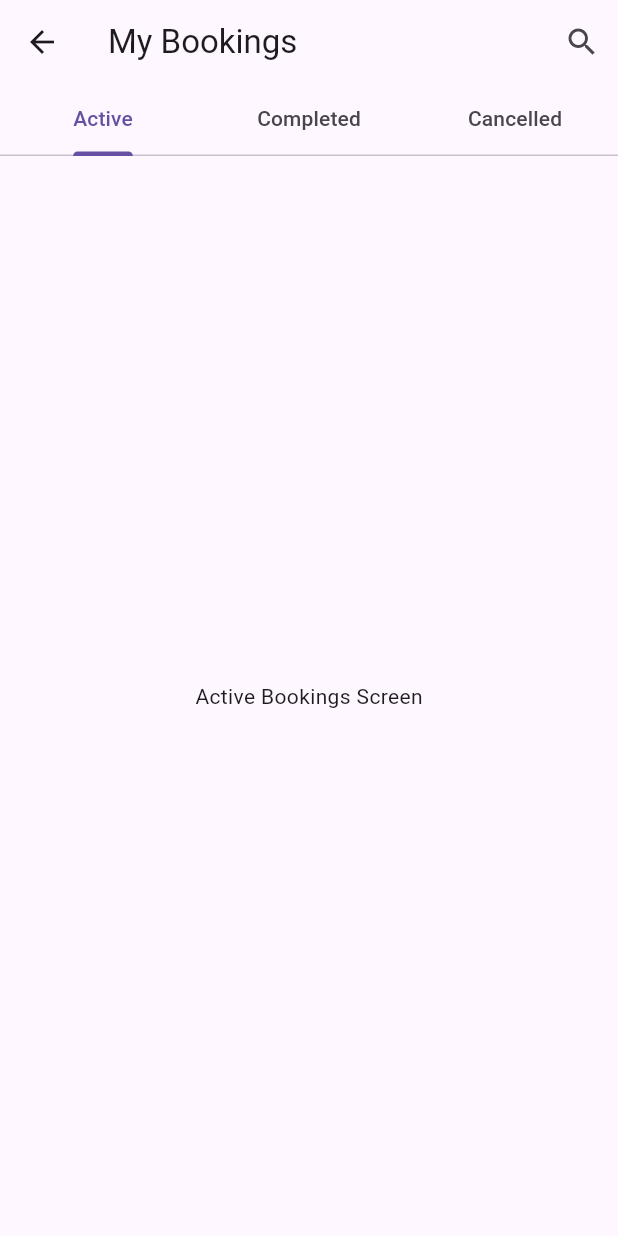
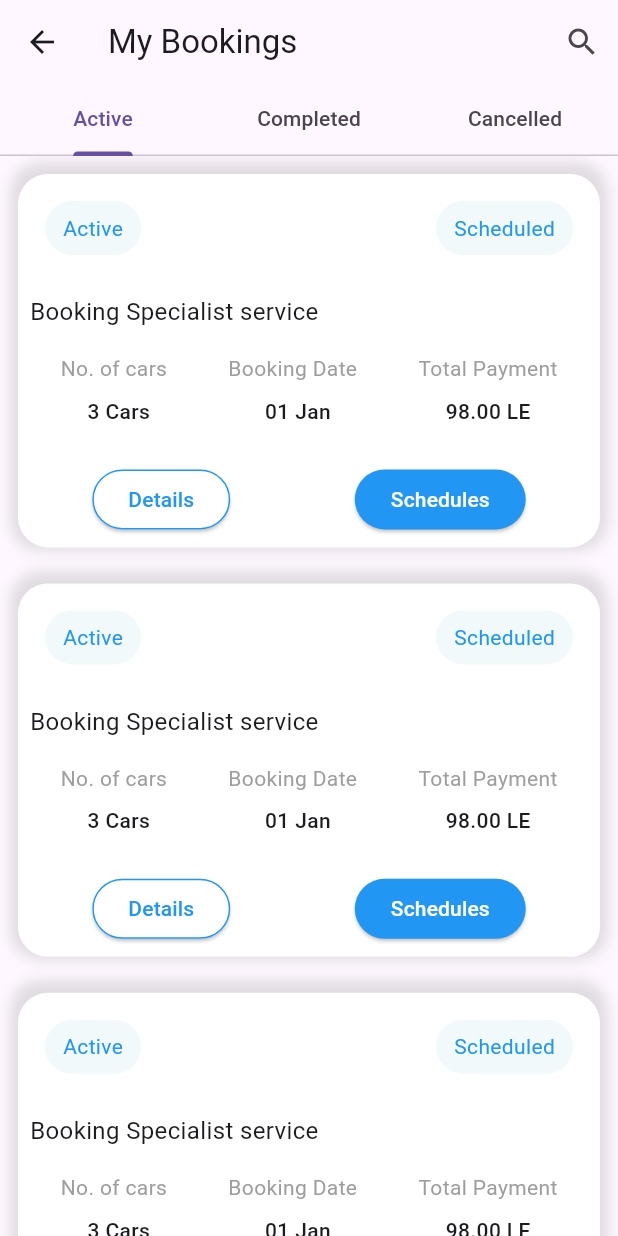
Before and after one commit to losziad3/car_wash, a Flutter app: the MyBookingScreen screen opened directly, on a phone screen of 412 x 824 dp. Run offline on Flutter 3.47's test engine with Material 3 defaults, Android fonts, the phone set to English and light mode, and no system bars; our stand-ins replace dio, dotted_border, flutter_bloc, flutter_screenutil, flutter_svg, get_it and 3 more; accounts and stored records are empty.

Commit message:
Finish Bookings and another screens

```diff
--- a/lib/cubits/layout_cubit/layout_cubit.dart
+++ b/lib/cubits/layout_cubit/layout_cubit.dart
@@ -4,7 +4,7 @@ import 'package:car_wash/cubits/layout_cubit/layout_state.dart';
 import 'package:car_wash/features/bookmark_screen/presentation/screen/bookmark_screen.dart';
 import 'package:car_wash/features/explore_screen/presentation/screen/explore_screen.dart';
 import 'package:car_wash/features/home_screen/presentation/screen/home_screen.dart';
-import 'package:car_wash/features/profile_screen/presentation/screen/profile_screen.dart';
+import 'package:car_wash/features/profile_screen/presentation/screens/profile_screen.dart';
 import 'package:car_wash/features/schedule_screen/presentation/screen/schedule_screen.dart';
 
 class LayoutCubit extends Cubit<LayoutStates> {
--- a/lib/features/my_booking/presentation/screens/active_booking_screen.dart
+++ b/lib/features/my_booking/presentation/screens/active_booking_screen.dart
@@ -0,0 +1,27 @@
+import 'package:car_wash/features/my_booking/presentation/widgets/button_my_bookings.dart';
+import 'package:car_wash/features/my_booking/presentation/widgets/main_container_of_my_bookings.dart';
+import 'package:car_wash/features/my_booking/presentation/widgets/statue_of_booking_screen.dart';
+import 'package:flutter/material.dart';
+
+class ActiveBookingsScreen extends StatelessWidget {
+  @override
+  Widget build(BuildContext context) {
+    final mediaQuery = MediaQuery.of(context);
+    final screenHeight = mediaQuery.size.height;
+    return ListView.builder(
+      physics: const BouncingScrollPhysics(),
+      itemCount: 10,
+      itemBuilder: (context, index) {
+        return MainContainerOfMyBookings(
+          screenHeight: screenHeight,
+          color1: const Color(0xFFF1F9FB),
+          color2: const Color(0xFFF1F9FB),
+          textColor1: Colors.blue,
+          textColor2: Colors.blue,
+          text1: 'Active',
+          text2: 'Scheduled',
+        );
+      },
+    );
+  }
+}
--- a/lib/features/my_booking/presentation/screens/cancelled_booking_screen.dart
+++ b/lib/features/my_booking/presentation/screens/cancelled_booking_screen.dart
@@ -0,0 +1,26 @@
+
+import 'package:car_wash/features/my_booking/presentation/widgets/main_container_of_my_bookings.dart';
+import 'package:flutter/material.dart';
+
+class CancelledBookingsScreen extends StatelessWidget {
+  @override
+  Widget build(BuildContext context) {
+    final mediaQuery = MediaQuery.of(context);
+    final screenHeight = mediaQuery.size.height;
+    return ListView.builder(
+      physics: const BouncingScrollPhysics(),
+      itemCount: 10,
+      itemBuilder: (context, index) {
+        return MainContainerOfMyBookings(
+          screenHeight: screenHeight,
+          color1:  Colors.red.shade100,
+          color2:   const Color(0xFFF1F9FB),
+          textColor1: Colors.red,
+          textColor2: Colors.blue,
+          text1: 'Cancelled',
+          text2: 'Daily package',
+        );
+      },
+    );
+  }
+}
--- a/lib/features/my_booking/presentation/screens/completed_booking_screen.dart
+++ b/lib/features/my_booking/presentation/screens/completed_booking_screen.dart
@@ -0,0 +1,25 @@
+import 'package:car_wash/features/my_booking/presentation/widgets/main_container_of_my_bookings.dart';
+import 'package:flutter/material.dart';
+
+class CompletedBookingsScreen extends StatelessWidget {
+  @override
+  Widget build(BuildContext context) {
+    final mediaQuery = MediaQuery.of(context);
+    final screenHeight = mediaQuery.size.height;
+    return ListView.builder(
+      physics: const BouncingScrollPhysics(),
+      itemCount: 10,
+      itemBuilder: (context, index) {
+        return MainContainerOfMyBookings(
+          screenHeight: screenHeight,
+          color1:  Colors.green.shade100,
+          color2: const Color(0xFFF1F9FB),
+          textColor1: Colors.green,
+          textColor2: Colors.blue,
+          text1: 'Completed',
+          text2: 'Daily package',
+        );
+      },
+    );
+  }
+}
--- a/lib/features/my_booking/presentation/screens/my_booking_screen.dart
+++ b/lib/features/my_booking/presentation/screens/my_booking_screen.dart
@@ -1,3 +1,6 @@
+import 'package:car_wash/features/my_booking/presentation/screens/active_booking_screen.dart';
+import 'package:car_wash/features/my_booking/presentation/screens/cancelled_booking_screen.dart';
+import 'package:car_wash/features/my_booking/presentation/screens/completed_booking_screen.dart';
 import 'package:flutter/material.dart';
 
 import '../../../../core/widgets/app_bar.dart';
@@ -12,7 +15,7 @@ class MyBookingScreen extends StatelessWidget {
           leading: IconButton(
             icon: const Icon(Icons.arrow_back),
             onPressed: () {
-              // Handle back button press
+              Navigator.pop(context);
             },
           ),
           title: const Text('My Bookings'),
@@ -43,30 +46,3 @@ class MyBookingScreen extends StatelessWidget {
     );
   }
 }
-
-class ActiveBookingsScreen extends StatelessWidget {
-  @override
-  Widget build(BuildContext context) {
-    return const Center(
-      child: Text('Active Bookings Screen'),
-    );
-  }
-}
-
-class CompletedBookingsScreen extends StatelessWidget {
-  @override
-  Widget build(BuildContext context) {
-    return const Center(
-      child: Text('Completed Bookings Screen'),
-    );
-  }
-}
-
-class CancelledBookingsScreen extends StatelessWidget {
-  @override
-  Widget build(BuildContext context) {
-    return const Center(
-      child: Text('Cancelled Bookings Screen'),
-    );
-  }
-}
--- a/lib/features/my_booking/presentation/widgets/button_my_bookings.dart
+++ b/lib/features/my_booking/presentation/widgets/button_my_bookings.dart
@@ -0,0 +1,44 @@
+import 'package:flutter/material.dart';
+
+class ButtonsMyBookings extends StatelessWidget {
+  final String textButton1;
+  final String textButton2;
+  const ButtonsMyBookings({
+    super.key, required this.textButton1, required this.textButton2,
+  });
+
+  @override
+  Widget build(BuildContext context) {
+    return Row(
+      mainAxisAlignment: MainAxisAlignment.spaceAround,
+      children: [
+        ElevatedButton(
+          onPressed: () {
+
+          },
+          style: OutlinedButton.styleFrom(
+            foregroundColor: Colors.blue,
+            side: const BorderSide(color: Colors.blue),
+            backgroundColor: Colors.white,
+            shape: RoundedRectangleBorder(
+              borderRadius: BorderRadius.circular(30.0),
+            ),
+          ),
+          child: Text(textButton1),
+        ),
+        ElevatedButton(
+          onPressed: () {
+
+          },
+          style: ElevatedButton.styleFrom(
+            backgroundColor: Colors.blue,
+            shape: RoundedRectangleBorder(
+              borderRadius: BorderRadius.circular(30.0),
+            ),
+          ),
+          child:  Text(textButton2,style: const TextStyle(color: Colors.white),),
+        ),
+      ],
+    );
+  }
+}
--- a/lib/features/my_booking/presentation/widgets/main_container_of_my_bookings.dart
+++ b/lib/features/my_booking/presentation/widgets/main_container_of_my_bookings.dart
@@ -0,0 +1,136 @@
+import 'package:car_wash/features/my_booking/presentation/widgets/button_my_bookings.dart';
+import 'package:car_wash/features/my_booking/presentation/widgets/statue_of_booking_screen.dart';
+import 'package:flutter/material.dart';
+
+class MainContainerOfMyBookings extends StatelessWidget {
+  final Color color1;
+  final Color color2;
+  final Color textColor1;
+  final Color textColor2;
+  final String text1;
+  final String text2;
+  const MainContainerOfMyBookings({
+    super.key,
+    required this.screenHeight, required this.color1, required this.color2, required this.textColor1, required this.textColor2, required this.text1, required this.text2,
+  });
+
+  final double screenHeight;
+
+  @override
+  Widget build(BuildContext context) {
+    return Padding(
+      padding: const EdgeInsets.all(12.0),
+      child: Container(
+        decoration: BoxDecoration(
+          color: Colors.white,
+          borderRadius:  BorderRadius.circular(20.0),
+          boxShadow: [
+            BoxShadow(
+              color: Colors.grey.withOpacity(0.3),
+              spreadRadius: 5,
+              blurRadius: 7,
+              offset: const Offset(0, -3),
+            ),
+          ],
+        ),
+        child: Padding(
+          padding:  const EdgeInsets.all(8.0),
+          child:  Column(
+            crossAxisAlignment: CrossAxisAlignment.start,
+            children: [
+               Row(
+                mainAxisAlignment: MainAxisAlignment.spaceBetween,
+                children: [
+                  StatueOfBookingScreen(
+                    color: color1,
+                    text: text1,
+                    colorOfText: textColor1,
+                  ),
+                  StatueOfBookingScreen(
+                    color: color2,
+                    text: text2,
+                    colorOfText: textColor2,
+                  ),
+                ],
+              ),
+              SizedBox(
+                height: screenHeight * .02,
+              ),
+              const Text(
+                'Booking Specialist service',
+                style: TextStyle(
+                  fontSize: 16.0,
+                ),
+              ),
+              SizedBox(
+                height: screenHeight * .02,
+              ),
+              const Row(
+                mainAxisAlignment: MainAxisAlignment.spaceAround,
+                children: [
+                  Text(
+                    'No. of cars',
+                    style: TextStyle(
+                      color: Colors.grey,
+                      fontSize: 14.0,
+                    ),
+                  ),
+                  Text(
+                    'Booking Date',
+                    style: TextStyle(
+                      color: Colors.grey,
+                      fontSize: 14.0,
+                    ),
+                  ),
+                  Text(
+                    'Total Payment',
+                    style: TextStyle(
+                      color: Colors.grey,
+                      fontSize: 14.0,
+                    ),
+                  ),
+                ],
+              ),
+              SizedBox(
+                height: screenHeight * .01,
+              ),
+              const Row(
+                mainAxisAlignment: MainAxisAlignment.spaceAround,
+                children: [
+                  Text(
+                    '3 Cars',
+                    style: TextStyle(
+                      fontSize: 14.0,
+                      fontWeight: FontWeight.w500,
+                    ),
+                  ),
+                  Text(
+                    '01 Jan',
+                    style: TextStyle(
+                      fontSize: 14.0,
+                      fontWeight: FontWeight.w500,
+                    ),
+                  ),
+                  Text(
+                    '98.00 LE',
+                    style: TextStyle(
+                      fontSize: 14.0,
+                      fontWeight: FontWeight.w500,
+                    ),
+                  ),
+                ],
+              ),
+              SizedBox(
+                height: screenHeight * .03,
+              ),
+              const ButtonsMyBookings(
+                textButton1: 'Details',
+                textButton2: 'Schedules',
+              ),
+            ],
+          ),
+        ),
+      ),
+    );
+  }
+}
--- a/lib/features/my_booking/presentation/widgets/statue_of_booking_screen.dart
+++ b/lib/features/my_booking/presentation/widgets/statue_of_booking_screen.dart
@@ -0,0 +1,27 @@
+import 'package:flutter/material.dart';
+
+class StatueOfBookingScreen extends StatelessWidget {
+  final String text;
+  final Color color;
+  final Color colorOfText;
+  const StatueOfBookingScreen({
+    super.key, required this.text, required this.color, required this.colorOfText,
+  });
+
+  @override
+  Widget build(BuildContext context) {
+    return Padding(
+      padding: const EdgeInsets.all(10.0),
+      child: Container(
+        decoration: BoxDecoration(
+          color:color,
+          borderRadius: BorderRadius.circular(20.0),
+        ),
+        child:  Padding(
+          padding: const EdgeInsets.symmetric(horizontal: 12.0, vertical: 8.0),
+          child: Text(text, style: TextStyle(color: colorOfText),),
+        ),
+      ),
+    );
+  }
+}
--- a/lib/features/profile_screen/presentation/screens/profile_screen.dart
+++ b/lib/features/profile_screen/presentation/screens/profile_screen.dart
@@ -1,5 +1,5 @@
-import 'package:car_wash/features/profile_screen/presentation/screen/my_booking_screen.dart';
-import 'package:car_wash/features/profile_screen/presentation/screen/your_profile.dart';
+import 'package:car_wash/features/my_booking/presentation/screens/my_booking_screen.dart';
+import 'package:car_wash/features/profile_screen/presentation/screens/your_profile.dart';
 import 'package:flutter/material.dart';
 import 'package:flutter_bloc/flutter_bloc.dart';
 import 'package:flutter_svg/flutter_svg.dart';
```
